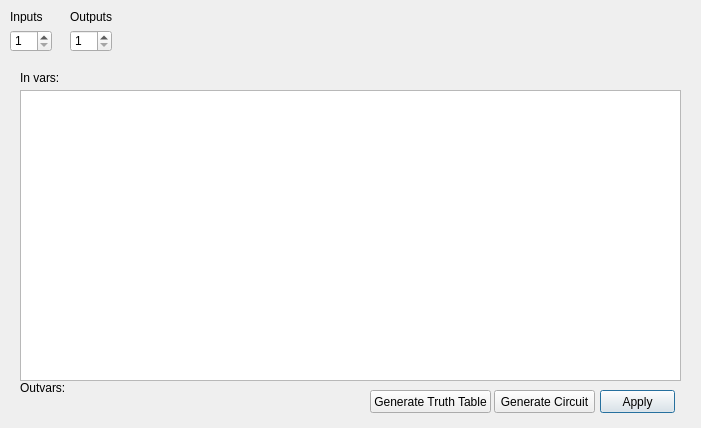
The window that Application/Logic_Gate_Simulator/Dialogs/dlg_editscript.ui (ElliotHarding/Logic-Gate-Simulator) describes before a commit, drawn with Qt 5.
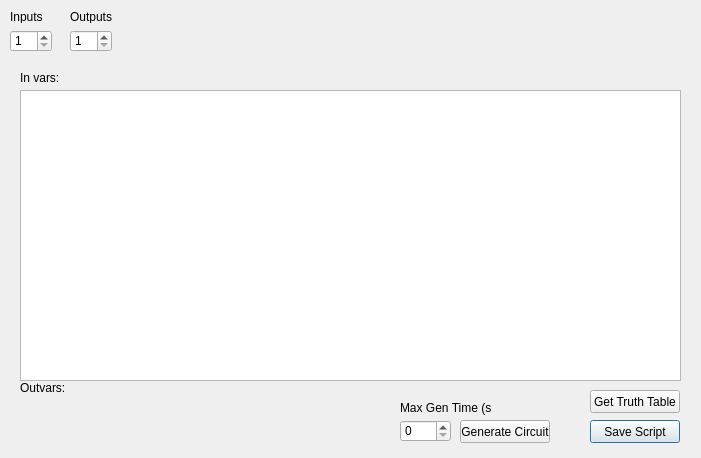
The same window after the commit.

The edit to the form file:
```diff
--- a/Application/Logic_Gate_Simulator/Dialogs/dlg_editscript.ui
+++ b/Application/Logic_Gate_Simulator/Dialogs/dlg_editscript.ui
@@ -7,7 +7,7 @@
     <x>0</x>
     <y>0</y>
     <width>701</width>
-    <height>428</height>
+    <height>458</height>
    </rect>
   </property>
   <property name="windowTitle">
@@ -84,14 +84,14 @@
   <widget class="QPushButton" name="btn_setScript">
    <property name="geometry">
     <rect>
-     <x>600</x>
-     <y>390</y>
-     <width>75</width>
+     <x>590</x>
+     <y>420</y>
+     <width>90</width>
      <height>23</height>
     </rect>
    </property>
    <property name="text">
-    <string>Apply</string>
+    <string>Save Script</string>
    </property>
   </widget>
   <widget class="QLabel" name="lbl_startScript">
@@ -123,9 +123,9 @@
   <widget class="QPushButton" name="btn_genCircuit">
    <property name="geometry">
     <rect>
-     <x>494</x>
-     <y>390</y>
-     <width>101</width>
+     <x>460</x>
+     <y>420</y>
+     <width>90</width>
      <height>23</height>
     </rect>
    </property>
@@ -136,14 +136,37 @@
   <widget class="QPushButton" name="btn_genTuthTable">
    <property name="geometry">
     <rect>
-     <x>370</x>
+     <x>590</x>
      <y>390</y>
-     <width>121</width>
+     <width>90</width>
      <height>23</height>
     </rect>
    </property>
    <property name="text">
-    <string>Generate Truth Table</string>
+    <string>Get Truth Table</string>
+   </property>
+  </widget>
+  <widget class="QSpinBox" name="spinBox_maxGenTime">
+   <property name="geometry">
+    <rect>
+     <x>400</x>
+     <y>420</y>
+     <width>51</width>
+     <height>22</height>
+    </rect>
+   </property>
+  </widget>
+  <widget class="QLabel" name="lbl_maxGenTime">
+   <property name="geometry">
+    <rect>
+     <x>400</x>
+     <y>400</y>
+     <width>91</width>
+     <height>16</height>
+    </rect>
+   </property>
+   <property name="text">
+    <string>Max Gen Time (s)</string>
    </property>
   </widget>
  </widget>
```
